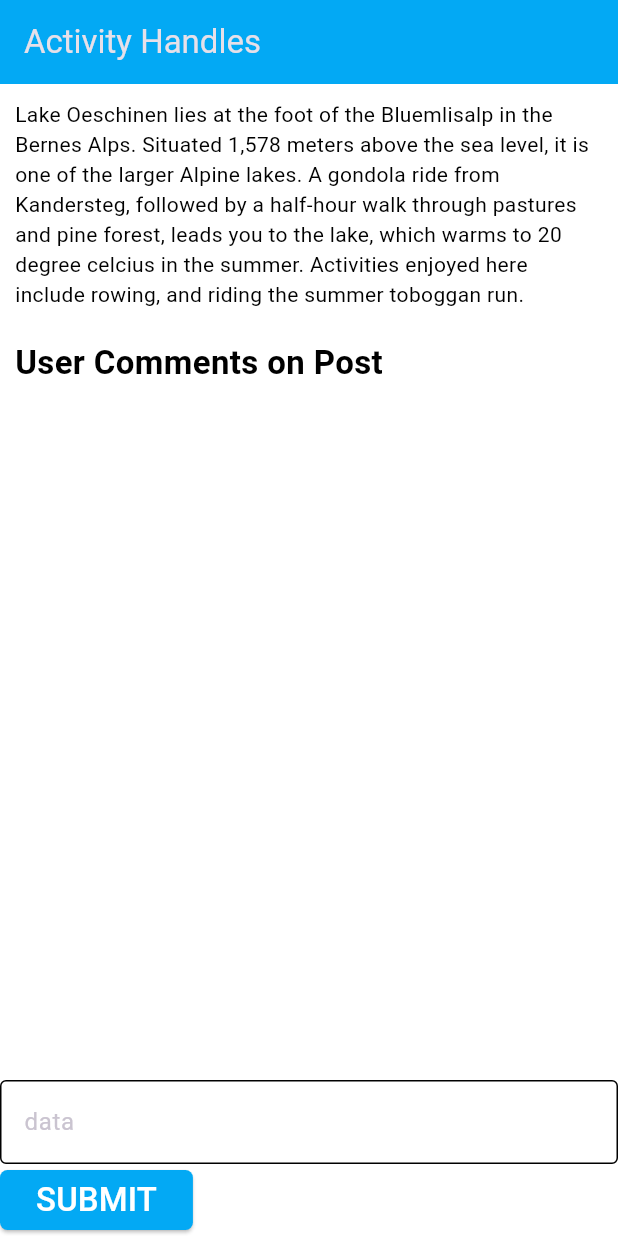
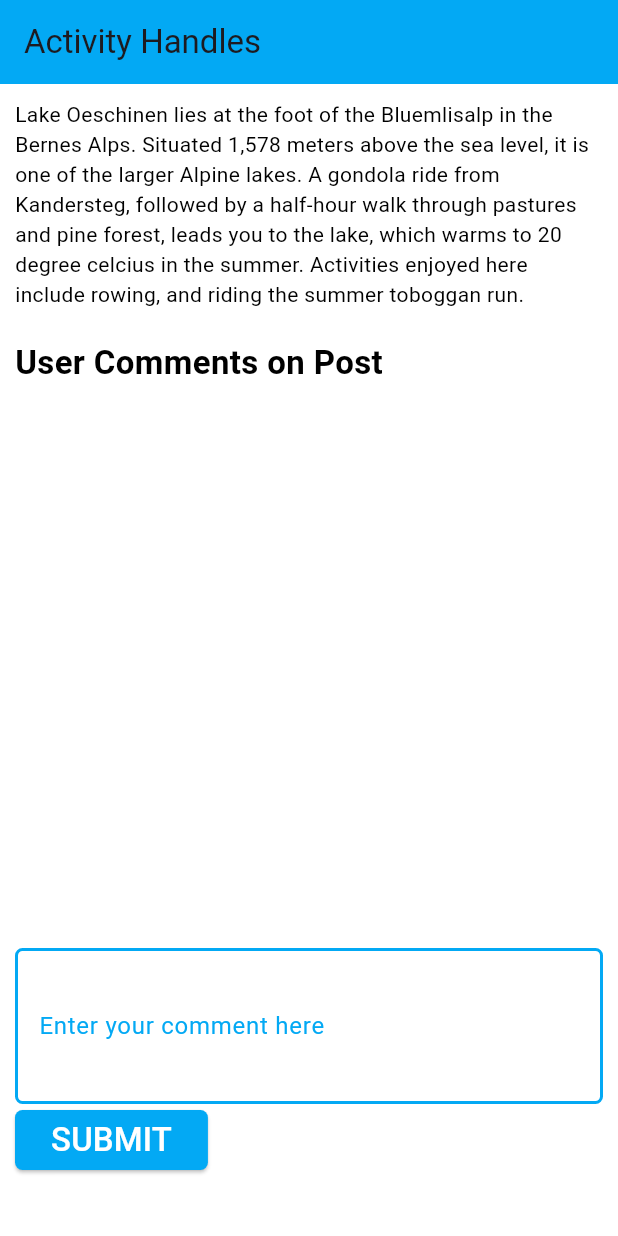
Before and after one commit to PankajJoshi-hp/FlutterFirstRepo, a Flutter app: the screen it shows after launch, after a tap on "SUBMIT", on a phone screen of 412 x 824 dp. Run offline on Flutter 3.47's test engine with Material 3 defaults, Android fonts, the phone set to English and light mode, and no system bars.

Commit message:
completed activity handles page, implement comment section and its functionality

```diff
--- a/lib/main.dart
+++ b/lib/main.dart
@@ -13,7 +13,7 @@ class MyApp extends StatelessWidget {
   Widget build(BuildContext context) {
     return MaterialApp(
       theme:
-          ThemeData(brightness: Brightness.dark, primaryColor: Colors.blueGrey),
+          ThemeData(brightness: Brightness.light, primaryColor: Colors.black),
       home: const CommentSection(),
     );
   }
--- a/lib/widgets/commentPage.dart
+++ b/lib/widgets/commentPage.dart
@@ -8,6 +8,21 @@ class CommentSection extends StatefulWidget {
 }
 
 class _CommentSectionState extends State<CommentSection> {
+  late String title;
+  String text = 'Comments will be displayed here';
+  List<String> commentList = [];
+  final TextEditingController _textEditingController = TextEditingController();
+
+  void _setText() {
+    String newText = _textEditingController.text.trim();
+    if (newText.isNotEmpty) {
+      setState(() {
+        commentList.add(newText);
+        _textEditingController.clear();
+      });
+    }
+  }
+
   @override
   Widget build(BuildContext context) {
     return Scaffold(
@@ -29,35 +44,72 @@ class _CommentSectionState extends State<CommentSection> {
           ),
           Padding(
             padding: EdgeInsets.only(left: 10),
-            child: Text(
+            child: Column(
+              crossAxisAlignment: CrossAxisAlignment.start,
+              children: <Widget>[
+                Text(
                   'User Comments on Post',
                   style: TextStyle(
                       color: Colors.black,
                       fontSize: 22,
                       fontWeight: FontWeight.bold),
                 ),
+                SizedBox(
+                  height: 200,
+                  child: ListView(
+                    children: commentList
+                        .map((item) => Text(
+                              item,
+                              style:
+                                  TextStyle(color: Colors.black, fontSize: 16),
+                            ))
+                        .toList(),
+                  ),
+                ),
+              ],
+            ),
           ),
           Expanded(
+            child: Container(
+              padding: EdgeInsets.only(left: 10, right: 10),
+              margin: EdgeInsets.only(bottom: 40),
               child: Column(
                 mainAxisAlignment: MainAxisAlignment.end,
                 crossAxisAlignment: CrossAxisAlignment.start,
                 children: <Widget>[
-              TextField(
+                  TextFormField(
+                    maxLines: 3,
                     decoration: InputDecoration(
-                    label: Text('data'), enabledBorder: OutlineInputBorder()),
+                      label: Text('Enter your comment here'),
+                      labelStyle: TextStyle(color: Colors.lightBlue),
+                      focusedBorder: OutlineInputBorder(
+                          borderSide: const BorderSide(
+                              color: Colors.lightBlue, width: 2),
+                          borderRadius: BorderRadius.circular(5)),
+                      enabledBorder: OutlineInputBorder(
+                          borderSide: const BorderSide(
+                              color: Colors.lightBlue, width: 2),
+                          borderRadius: BorderRadius.circular(5)),
+                    ),
+                    onChanged: (value) => title = value,
+                    controller: _textEditingController,
                   ),
                   ElevatedButton(
                     style: ButtonStyle(
-                      backgroundColor: WidgetStatePropertyAll(Colors.lightBlue),
+                        backgroundColor:
+                            WidgetStatePropertyAll(Colors.lightBlue),
                         shape: WidgetStatePropertyAll(RoundedRectangleBorder(
                             borderRadius: BorderRadius.circular(5)))),
-                  onPressed: () {},
+                    onPressed: _setText,
                     child: Text(
                       'SUBMIT',
                       style: TextStyle(fontSize: 22, color: Colors.white),
-                  )),
+                    ),
+                  ),
                 ],
-          )),
+              ),
+            ),
+          ),
         ],
       ),
     );
```
Lines whose indentation alone changed are shown as unchanged.
